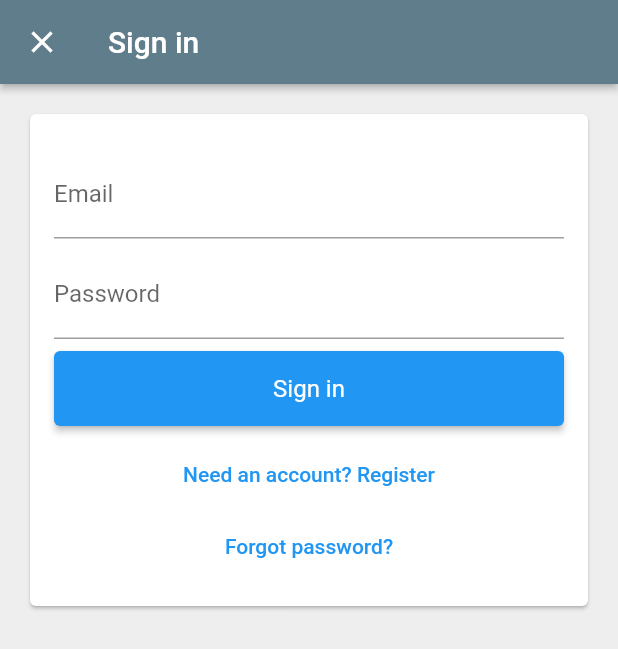
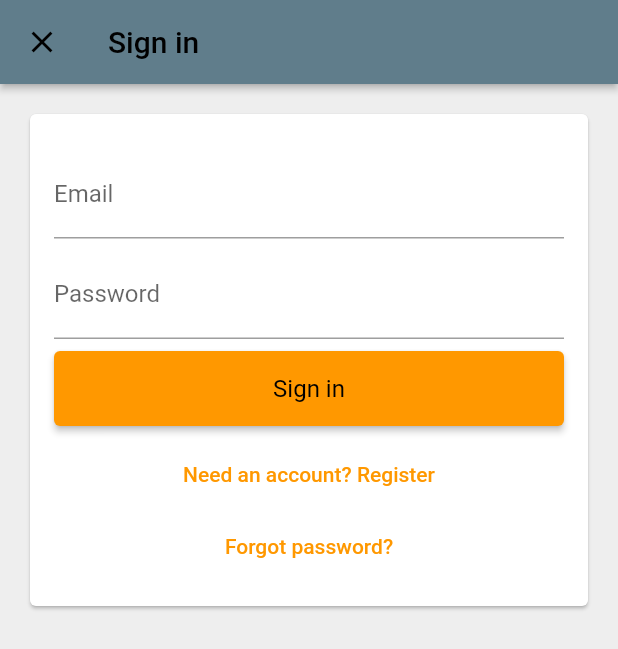
Before and after one commit to rvdrover/flutter-register-login-riverpod, a Flutter app: the screen it shows after launch, after a tap on "Sign in with Email and Password", on a phone screen of 412 x 824 dp. Shown: the top 649 px of the screen. Run offline on Flutter 3.47's test engine with Material 2 defaults, Android fonts, the phone set to English and light mode, and no system bars; our stand-ins replace firebase_auth, firebase_core, flutter_riverpod, flutter_spinkit, google_sign_in, shared_preferences; missing offline and left inert: flutter_facebook_auth, github_sign_in, twitter_login; accounts and stored records are empty.

Commit message:
themedata update

```diff
--- a/lib/constants/theme_data.dart
+++ b/lib/constants/theme_data.dart
@@ -6,18 +6,22 @@ class AppTheme {
       color: Colors.blueGrey,
     ),
     brightness: Brightness.light,
-    scaffoldBackgroundColor: Colors.white,
     unselectedWidgetColor: Colors.black45,
     focusColor: Colors.black,
+    primarySwatch: Colors.orange,
+    primaryColor: Colors.orange[500],
+    primaryColorBrightness: Brightness.light,
+    scaffoldBackgroundColor: Colors.grey[200],
   );
 
   static final ThemeData dark = ThemeData(
-    primaryColor: Colors.black12,
     appBarTheme: const AppBarTheme(
       color: Colors.black,
     ),
     brightness: Brightness.dark,
-    scaffoldBackgroundColor: Colors.black,
     focusColor: Colors.white,
+  primaryColor: Colors.red,
+  primaryColorBrightness: Brightness.dark,
+  scaffoldBackgroundColor: Colors.grey[850],
   );
 }
```
